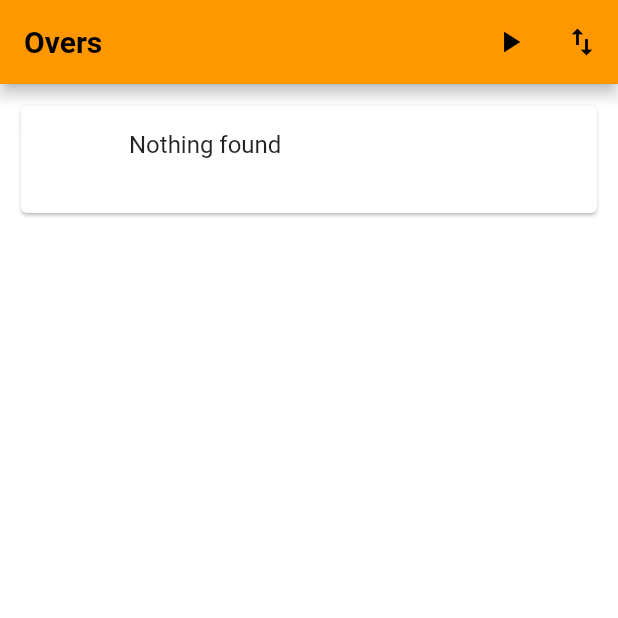
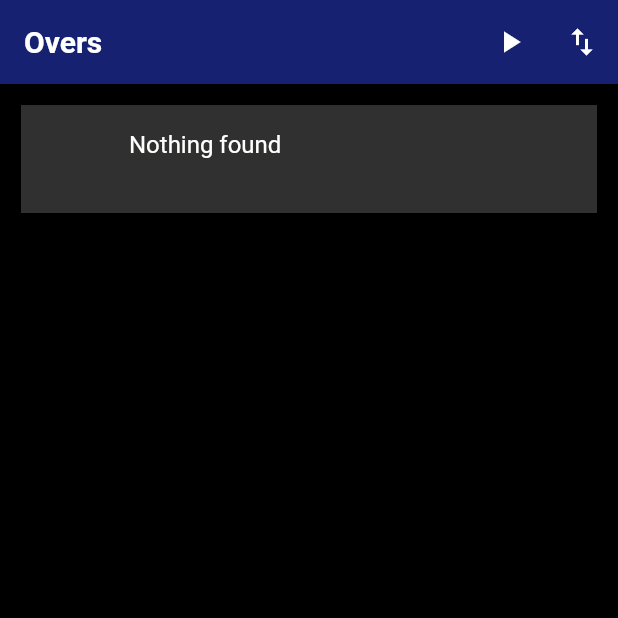
Before and after one commit to NikolaGrujic91/Overs-App, a Flutter app: the screen it shows after launch, on a phone screen of 412 x 824 dp, the top half of it. Run offline on Flutter 3.47's test engine with Material 2 defaults, Android fonts, the phone set to English and light mode, and no system bars.

Commit message:
Refactored colors to constants

```diff
--- a/lib/screens/main_screen.dart
+++ b/lib/screens/main_screen.dart
@@ -2,6 +2,7 @@ import 'package:flutter/material.dart';
 import 'package:overs_app/widgets/candidates_list.dart';
 import 'package:overs_app/widgets/run_icon_button.dart';
 import 'package:overs_app/widgets/export_icon_button.dart';
+import 'package:overs_app/utils/constants.dart';
 
 class MainScreen extends StatelessWidget {
   @override
@@ -11,17 +12,17 @@ class MainScreen extends StatelessWidget {
         title: Text(
           'Overs',
           style: TextStyle(
-            color: Colors.black,
+            color: kTextColorWhite,
             fontWeight: FontWeight.bold,
           ),
         ),
-        backgroundColor: Colors.orange,
+        backgroundColor: kBackgroundColorMidnightBlue,
         actions: <Widget>[
           RunIconButton(),
           ExportIconButton(),
         ],
       ),
-      backgroundColor: Colors.white,
+      backgroundColor: kBackgroundColorBlack,
       body: Column(
         crossAxisAlignment: CrossAxisAlignment.stretch,
         children: [
--- /dev/null
+++ b/lib/utils/constants.dart
@@ -0,0 +1,9 @@
+import 'package:flutter/material.dart';
+
+const kTextColorWhite = Color(0xfffffffd);
+
+const kBackgroundColorMidnightBlue = Color(0xff162271);
+const kBackgroundColorBlack = Colors.black;
+const kBackgroundColorDarkGrey = Color(0xff303030);
+
+const kTileTextStyle = const TextStyle(color: kTextColorWhite);
--- a/lib/widgets/candidates_list_tile.dart
+++ b/lib/widgets/candidates_list_tile.dart
@@ -1,6 +1,7 @@
 import 'package:flutter/material.dart';
 import 'package:overs_app/overs_detector/candidate.dart';
 import 'package:overs_app/utils/utils.dart';
+import 'package:overs_app/utils/constants.dart';
 
 class CandidatesListTile extends StatelessWidget {
   final bool candidateFound;
@@ -15,13 +16,17 @@ class CandidatesListTile extends StatelessWidget {
         leading: candidateFound ? Image.asset('icons/flags/png/${leagueToFlagName(candidate.candidateFixture.league)}', package: 'country_icons', height: 40.0, width: 40.0) : Text(''),
         title: Text(
           candidateFound ? candidate.candidateFixture.teamsString() : 'Nothing found',
+          style: kTileTextStyle,
         ),
         subtitle: Text(
           candidateFound ? '${candidate.candidateFixture.leagueName}, ${candidate.candidateFixture.timeString()}' : '',
+          style: kTileTextStyle,
         ),
         trailing: Text(
           candidateFound ? candidate.candidateFixture.overOddString : '',
+          style: kTileTextStyle,
         ),
+        tileColor: kBackgroundColorDarkGrey,
       ),
     );
   }
--- a/lib/widgets/export_icon_button.dart
+++ b/lib/widgets/export_icon_button.dart
@@ -1,5 +1,6 @@
 import 'package:flutter/material.dart';
 import 'package:overs_app/utils/exporter.dart';
+import 'package:overs_app/utils/constants.dart';
 
 class ExportIconButton extends StatefulWidget {
   @override
@@ -13,7 +14,7 @@ class _ExportIconButtonState extends State<ExportIconButton> {
   Widget build(BuildContext context) {
     return IconButton(
       icon: const Icon(Icons.import_export),
-      color: _pressed ? Colors.orange : Colors.black,
+      color: kTextColorWhite,
       disabledColor: Colors.black,
       tooltip: 'Export candidates',
       onPressed: _pressed
--- a/lib/widgets/run_icon_button.dart
+++ b/lib/widgets/run_icon_button.dart
@@ -1,6 +1,7 @@
 import 'package:flutter/material.dart';
 import 'package:provider/provider.dart';
 import 'package:overs_app/overs_detector/overs_detector.dart';
+import 'package:overs_app/utils/constants.dart';
 
 class RunIconButton extends StatefulWidget {
   @override
@@ -14,7 +15,7 @@ class _RunIconButtonState extends State<RunIconButton> {
   Widget build(BuildContext context) {
     return IconButton(
       icon: const Icon(Icons.play_arrow),
-      color: _pressed ? Colors.orange : Colors.black,
+      color: kTextColorWhite,
       disabledColor: Colors.black,
       tooltip: 'Find candidates',
       onPressed: _pressed
```
